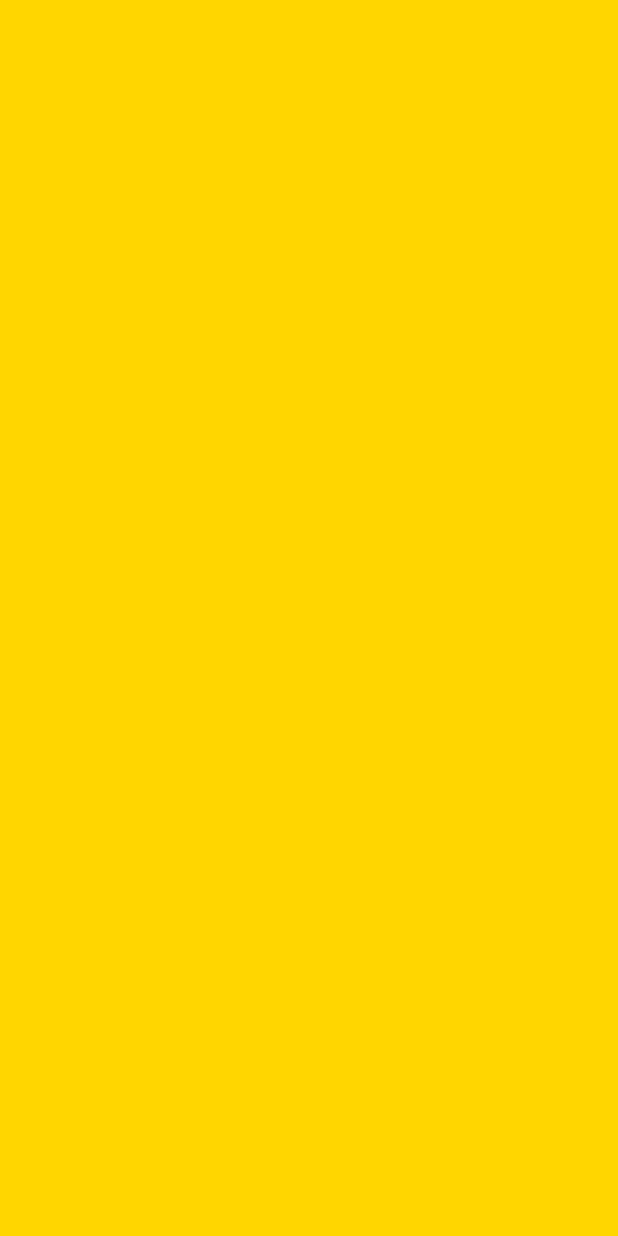
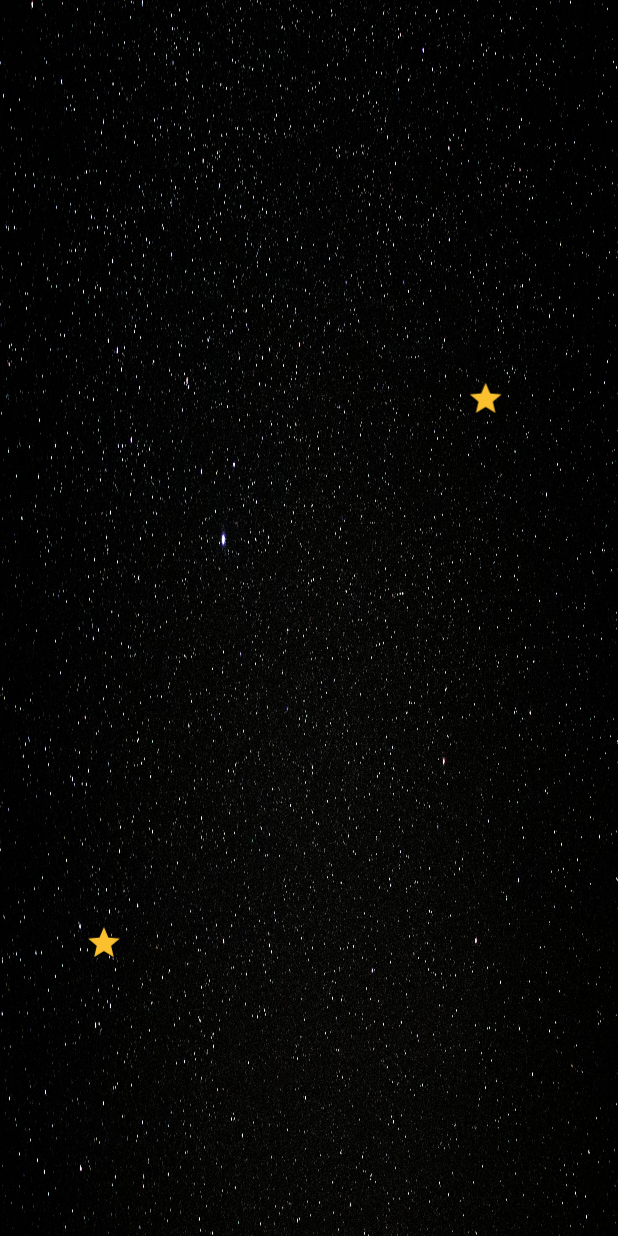
Before and after one commit to busramacak/FirstWeekProject, an Android app: the StarFragment screen opened through its navigation route, on a phone screen of 412 x 824 dp. Before the commit the screen is empty. Run offline under Robolectric (Android 15) with nearby library versions, the light colour scheme and no system bars; our stand-ins replace navigation-ui.

Commit message:
Added animations to 5 stars in starFragment and set the background.

```diff
--- a/app/src/main/java/com/bmprj/firstweekproject/ui/StarFragment.kt
+++ b/app/src/main/java/com/bmprj/firstweekproject/ui/StarFragment.kt
@@ -1,10 +1,88 @@
 package com.bmprj.firstweekproject.ui
 
+import android.animation.AnimatorSet
+import android.animation.ObjectAnimator
+import android.animation.ValueAnimator
+import android.graphics.Path
+import android.view.View
 import com.bmprj.firstweekproject.base.BaseFragment
 import com.bmprj.firstweekproject.databinding.FragmentStarBinding
 
 class StarFragment : BaseFragment<FragmentStarBinding>(FragmentStarBinding::inflate) {
     override fun setUpViews() {
+        setUpAnimate()
+    }
 
+    private fun setUpAnimate() {
+        val path1 = Path().apply {
+            moveTo(1100f, 0f)
+            quadTo(500f, 100f, -200f, 700f)
+        }
+
+        val moonPathAnimation1 = ObjectAnimator.ofFloat(binding.star1, View.X, View.Y, path1).apply {
+            duration = 3000L
+            repeatCount = ValueAnimator.INFINITE
+            repeatMode = ValueAnimator.RESTART
+        }
+
+        val path2 = Path().apply {
+            moveTo(1100f, 150f)
+            quadTo(500f, 250f, -200f, 850f)
+        }
+
+        val moonPathAnimation2 = ObjectAnimator.ofFloat(binding.star2, View.X, View.Y, path2).apply {
+            duration = 5000L
+            repeatCount = ValueAnimator.INFINITE
+            repeatMode = ValueAnimator.RESTART
+        }
+
+        val path3 = Path().apply {
+            moveTo(1100f, 300f)
+            quadTo(500f, 400f, -200f, 1000f)
+        }
+
+        val moonPathAnimation3 = ObjectAnimator.ofFloat(binding.star3, View.X, View.Y, path3).apply {
+            duration = 2000L
+            repeatCount = ValueAnimator.INFINITE
+            repeatMode = ValueAnimator.RESTART
+        }
+
+        val path4 = Path().apply {
+            moveTo(1100f, 450f)
+            quadTo(500f, 550f, -200f, 1150f)
+        }
+
+        val moonPathAnimation4 = ObjectAnimator.ofFloat(binding.star4, View.X, View.Y, path4).apply {
+            duration = 3500L
+            repeatCount = ValueAnimator.INFINITE
+            repeatMode = ValueAnimator.RESTART
+        }
+
+        val path5 = Path().apply {
+            moveTo(1100f, 950f)
+            quadTo(500f, 700f, -200f, 1300f)
+        }
+
+        val moonPathAnimation5 = ObjectAnimator.ofFloat(binding.star5, View.X, View.Y, path5).apply {
+            duration = 2000L
+            repeatCount = ValueAnimator.INFINITE
+            repeatMode = ValueAnimator.RESTART
+        }
+
+        val path6 = Path().apply {
+            moveTo(1100f, 1300f)
+            quadTo(500f, 1200f, -200f, 1650f)
+        }
+
+        val moonPathAnimation6 = ObjectAnimator.ofFloat(binding.star6, View.X, View.Y, path6).apply {
+            duration = 1000L
+            repeatCount = ValueAnimator.INFINITE
+            repeatMode = ValueAnimator.RESTART
+        }
+
+        val moonAnimatorSet = AnimatorSet().apply {
+            playTogether(moonPathAnimation1, moonPathAnimation2,moonPathAnimation3,moonPathAnimation4,moonPathAnimation5,moonPathAnimation6)
+        }
+        moonAnimatorSet.start()
     }
 }
--- a/app/src/main/res/layout/fragment_star.xml
+++ b/app/src/main/res/layout/fragment_star.xml
@@ -1,9 +1,55 @@
 <?xml version="1.0" encoding="utf-8"?>
 <FrameLayout xmlns:android="http://schemas.android.com/apk/res/android"
+    xmlns:app="http://schemas.android.com/apk/res-auto"
     xmlns:tools="http://schemas.android.com/tools"
     android:layout_width="match_parent"
     android:layout_height="match_parent"
     tools:context=".ui.StarFragment"
-    android:background="#FFD600">
+    android:background="@drawable/star_back">
 
+
+    <ImageView
+        android:id="@+id/star1"
+        android:layout_width="25dp"
+        android:layout_height="25dp"
+        android:src="@drawable/icon_star"
+        app:tint="@color/yellow" />
+
+    <ImageView
+        android:id="@+id/star2"
+        android:layout_width="25dp"
+        android:layout_height="25dp"
+        android:src="@drawable/icon_star"
+        android:layout_marginTop="100dp"
+        app:tint="@color/yellow" />
+
+    <ImageView
+        android:id="@+id/star3"
+        android:layout_width="25dp"
+        android:layout_height="25dp"
+        android:src="@drawable/icon_star"
+        android:layout_marginTop="200dp"
+        app:tint="@color/yellow" />
+    <ImageView
+        android:id="@+id/star4"
+        android:layout_width="25dp"
+        android:layout_height="25dp"
+        android:src="@drawable/icon_star"
+        android:layout_marginTop="300dp"
+        app:tint="@color/yellow" />
+    <ImageView
+        android:id="@+id/star5"
+        android:layout_width="25dp"
+        android:layout_height="25dp"
+        android:src="@drawable/icon_star"
+        android:layout_marginTop="400dp"
+        app:tint="@color/yellow" />
+
+    <ImageView
+        android:id="@+id/star6"
+        android:layout_width="25dp"
+        android:layout_height="25dp"
+        android:src="@drawable/icon_star"
+        android:layout_marginTop="500dp"
+        app:tint="@color/yellow" />
 </FrameLayout>
--- a/app/src/main/res/values/colors.xml
+++ b/app/src/main/res/values/colors.xml
@@ -12,4 +12,5 @@
     <color name="dawn_sky">#1c1c1c</color>
     <color name="daylight_sky">#2e2e2e</color>
     <color name="dusk_sky">#1a1a1a</color>
+    <color name="yellow">#FBC02D</color>
 </resources>
```
Also changed, not shown: app/src/main/res/drawable/star.png (added), app/src/main/res/drawable/star_back.jpeg (added).
